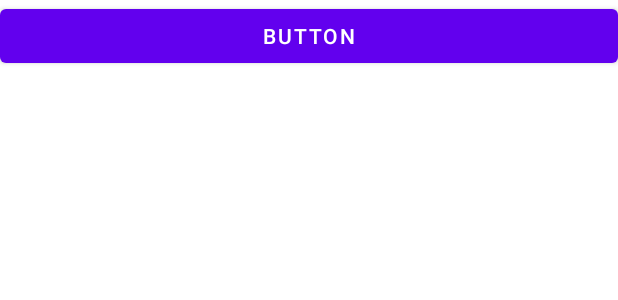
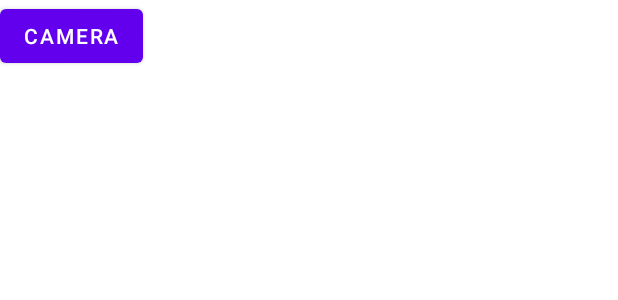
Before and after one commit to SJCLS/App-Em-andamento, an Android app: the layout activity_home.xml on its own in the app's theme, with its tools: preview values and no code run, on a phone screen of 412 x 824 dp. Shown: the top 300 px of the screen. Run offline under Robolectric (Android 15) with nearby library versions, the phone set to English and light mode, and no system bars.

Commit message:
Adicionando AlertDialogCamera na Home

```diff
--- a/app/src/main/res/layout/activity_home.xml
+++ b/app/src/main/res/layout/activity_home.xml
@@ -2,6 +2,7 @@
 <androidx.constraintlayout.widget.ConstraintLayout xmlns:android="http://schemas.android.com/apk/res/android"
     xmlns:app="http://schemas.android.com/apk/res-auto"
     xmlns:tools="http://schemas.android.com/tools"
+    android:id="@+id/btnCamera"
     android:layout_width="match_parent"
     android:layout_height="match_parent"
     tools:context=".Home">
@@ -13,8 +14,9 @@
 
         <Button
             android:id="@+id/button"
-            android:layout_width="match_parent"
+            android:layout_width="wrap_content"
             android:layout_height="wrap_content"
-            android:text="Button" />
+            android:onClick="cameraDialog"
+            android:text="Camera" />
     </LinearLayout>
 </androidx.constraintlayout.widget.ConstraintLayout>
```
Also changed, not shown: app/src/main/java/com/example/login/Home.java (+27 -0 lines), 1 other file.
